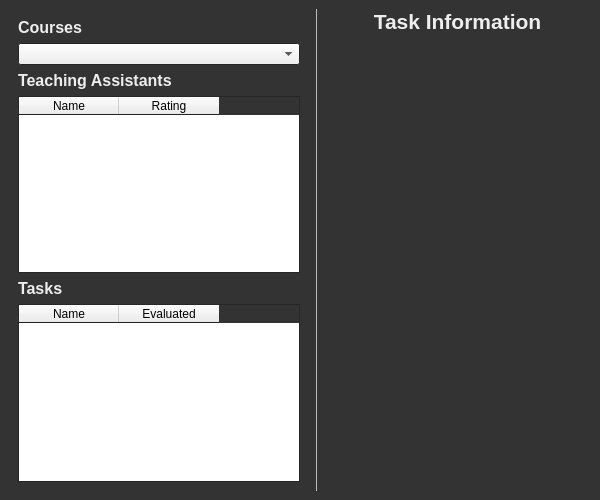
This is TAEval-Client/instructorwindow.ui in wfairclough/TAE as Qt 5 draws it before an edit. The edited form follows.
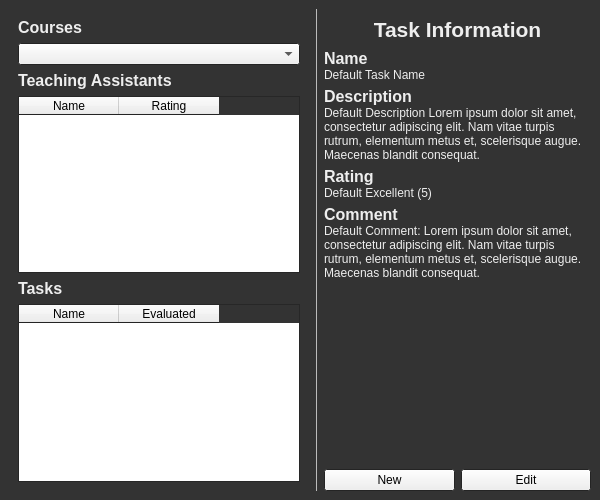
This is the edited form. The open tabs and pages were chosen to show the change.

Commit message: Finished i-view layouts

```diff
--- a/TAEval-Client/instructorwindow.ui
+++ b/TAEval-Client/instructorwindow.ui
@@ -297,23 +297,274 @@
            <string>Task Information</string>
           </property>
           <property name="alignment">
-           <set>Qt::AlignHCenter|Qt::AlignTop</set>
+           <set>Qt::AlignCenter</set>
           </property>
          </widget>
         </item>
         <item>
-         <spacer name="verticalSpacer2">
+         <widget class="QLabel" name="nameLabel2">
+          <property name="sizePolicy">
+           <sizepolicy hsizetype="Preferred" vsizetype="Fixed">
+            <horstretch>0</horstretch>
+            <verstretch>0</verstretch>
+           </sizepolicy>
+          </property>
+          <property name="font">
+           <font>
+            <pointsize>12</pointsize>
+            <weight>75</weight>
+            <bold>true</bold>
+           </font>
+          </property>
+          <property name="styleSheet">
+           <string notr="true">color:#eee</string>
+          </property>
+          <property name="text">
+           <string>Name</string>
+          </property>
+         </widget>
+        </item>
+        <item>
+         <widget class="QLabel" name="name">
+          <property name="sizePolicy">
+           <sizepolicy hsizetype="Preferred" vsizetype="Fixed">
+            <horstretch>0</horstretch>
+            <verstretch>0</verstretch>
+           </sizepolicy>
+          </property>
+          <property name="styleSheet">
+           <string notr="true">color:#eee;</string>
+          </property>
+          <property name="text">
+           <string>Default Task Name</string>
+          </property>
+          <property name="alignment">
+           <set>Qt::AlignLeading|Qt::AlignLeft|Qt::AlignTop</set>
+          </property>
+          <property name="wordWrap">
+           <bool>true</bool>
+          </property>
+         </widget>
+        </item>
+        <item>
+         <spacer name="verticalSpacer2_1">
           <property name="orientation">
            <enum>Qt::Vertical</enum>
           </property>
+          <property name="sizeType">
+           <enum>QSizePolicy::Fixed</enum>
+          </property>
           <property name="sizeHint" stdset="0">
            <size>
             <width>20</width>
-            <height>415</height>
+            <height>5</height>
            </size>
           </property>
          </spacer>
         </item>
+        <item>
+         <widget class="QLabel" name="descriptionLabel2">
+          <property name="sizePolicy">
+           <sizepolicy hsizetype="Preferred" vsizetype="Fixed">
+            <horstretch>0</horstretch>
+            <verstretch>0</verstretch>
+           </sizepolicy>
+          </property>
+          <property name="font">
+           <font>
+            <pointsize>12</pointsize>
+            <weight>75</weight>
+            <bold>true</bold>
+           </font>
+          </property>
+          <property name="styleSheet">
+           <string notr="true">color:#eee;</string>
+          </property>
+          <property name="text">
+           <string>Description</string>
+          </property>
+         </widget>
+        </item>
+        <item>
+         <widget class="QLabel" name="description">
+          <property name="sizePolicy">
+           <sizepolicy hsizetype="Preferred" vsizetype="Preferred">
+            <horstretch>0</horstretch>
+            <verstretch>0</verstretch>
+           </sizepolicy>
+          </property>
+          <property name="styleSheet">
+           <string notr="true">color:#eee;</string>
+          </property>
+          <property name="text">
+           <string>Default Description Lorem ipsum dolor sit amet, consectetur adipiscing elit. Nam vitae turpis rutrum, elementum metus et, scelerisque augue. Maecenas blandit consequat.</string>
+          </property>
+          <property name="alignment">
+           <set>Qt::AlignLeading|Qt::AlignLeft|Qt::AlignTop</set>
+          </property>
+          <property name="wordWrap">
+           <bool>true</bool>
+          </property>
+         </widget>
+        </item>
+        <item>
+         <spacer name="verticalSpacer2_2">
+          <property name="orientation">
+           <enum>Qt::Vertical</enum>
+          </property>
+          <property name="sizeType">
+           <enum>QSizePolicy::Fixed</enum>
+          </property>
+          <property name="sizeHint" stdset="0">
+           <size>
+            <width>20</width>
+            <height>5</height>
+           </size>
+          </property>
+         </spacer>
+        </item>
+        <item>
+         <widget class="QLabel" name="ratingLabel2">
+          <property name="sizePolicy">
+           <sizepolicy hsizetype="Preferred" vsizetype="Fixed">
+            <horstretch>0</horstretch>
+            <verstretch>0</verstretch>
+           </sizepolicy>
+          </property>
+          <property name="font">
+           <font>
+            <pointsize>12</pointsize>
+            <weight>75</weight>
+            <bold>true</bold>
+           </font>
+          </property>
+          <property name="styleSheet">
+           <string notr="true">color:#eee;</string>
+          </property>
+          <property name="text">
+           <string>Rating</string>
+          </property>
+         </widget>
+        </item>
+        <item>
+         <widget class="QLabel" name="rating">
+          <property name="sizePolicy">
+           <sizepolicy hsizetype="Preferred" vsizetype="Fixed">
+            <horstretch>0</horstretch>
+            <verstretch>0</verstretch>
+           </sizepolicy>
+          </property>
+          <property name="styleSheet">
+           <string notr="true">color:#eee;</string>
+          </property>
+          <property name="text">
+           <string>Default Excellent (5)</string>
+          </property>
+          <property name="alignment">
+           <set>Qt::AlignLeading|Qt::AlignLeft|Qt::AlignTop</set>
+          </property>
+          <property name="wordWrap">
+           <bool>true</bool>
+          </property>
+         </widget>
+        </item>
+        <item>
+         <spacer name="verticalSpacer2_3">
+          <property name="orientation">
+           <enum>Qt::Vertical</enum>
+          </property>
+          <property name="sizeType">
+           <enum>QSizePolicy::Fixed</enum>
+          </property>
+          <property name="sizeHint" stdset="0">
+           <size>
+            <width>20</width>
+            <height>5</height>
+           </size>
+          </property>
+         </spacer>
+        </item>
+        <item>
+         <widget class="QLabel" name="commentLabel2">
+          <property name="sizePolicy">
+           <sizepolicy hsizetype="Preferred" vsizetype="Fixed">
+            <horstretch>0</horstretch>
+            <verstretch>0</verstretch>
+           </sizepolicy>
+          </property>
+          <property name="font">
+           <font>
+            <pointsize>12</pointsize>
+            <weight>75</weight>
+            <bold>true</bold>
+           </font>
+          </property>
+          <property name="styleSheet">
+           <string notr="true">color:#eee;</string>
+          </property>
+          <property name="text">
+           <string>Comment</string>
+          </property>
+         </widget>
+        </item>
+        <item>
+         <widget class="QLabel" name="comment">
+          <property name="styleSheet">
+           <string notr="true">color:#eee;</string>
+          </property>
+          <property name="text">
+           <string>&lt;html&gt;&lt;head/&gt;&lt;body&gt;&lt;p&gt;Default Comment: Lorem ipsum dolor sit amet, consectetur adipiscing elit. Nam vitae turpis rutrum, elementum metus et, scelerisque augue. Maecenas blandit consequat.&lt;/p&gt;&lt;/body&gt;&lt;/html&gt;</string>
+          </property>
+          <property name="alignment">
+           <set>Qt::AlignLeading|Qt::AlignLeft|Qt::AlignTop</set>
+          </property>
+          <property name="wordWrap">
+           <bool>true</bool>
+          </property>
+         </widget>
+        </item>
+        <item>
+         <spacer name="verticalSpacer2_4">
+          <property name="orientation">
+           <enum>Qt::Vertical</enum>
+          </property>
+          <property name="sizeHint" stdset="0">
+           <size>
+            <width>20</width>
+            <height>40</height>
+           </size>
+          </property>
+         </spacer>
+        </item>
+        <item>
+         <widget class="QWidget" name="buttonHolder_2" native="true">
+          <property name="sizePolicy">
+           <sizepolicy hsizetype="Preferred" vsizetype="Preferred">
+            <horstretch>0</horstretch>
+            <verstretch>0</verstretch>
+           </sizepolicy>
+          </property>
+          <layout class="QHBoxLayout" name="horizontalLayout_3">
+           <property name="margin">
+            <number>0</number>
+           </property>
+           <item>
+            <widget class="QPushButton" name="newButton">
+             <property name="text">
+              <string>New</string>
+             </property>
+            </widget>
+           </item>
+           <item>
+            <widget class="QPushButton" name="editButton">
+             <property name="text">
+              <string>Edit</string>
+             </property>
+            </widget>
+           </item>
+          </layout>
+         </widget>
+        </item>
        </layout>
       </widget>
       <widget class="QWidget" name="editableTaskInfo">
```
Left out of the diff: 82 changed lines with no effect on the pictures. The commit also changes 1 other file.
